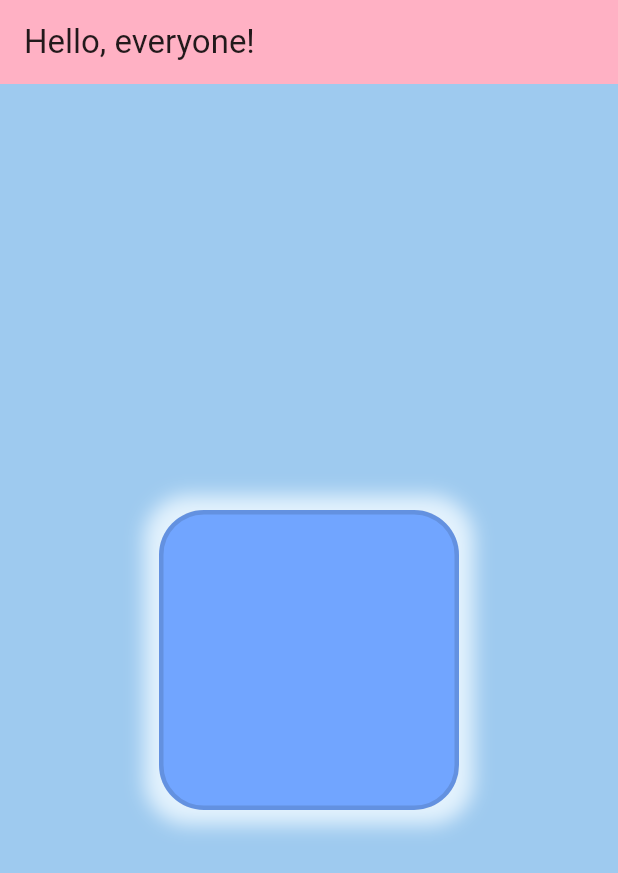
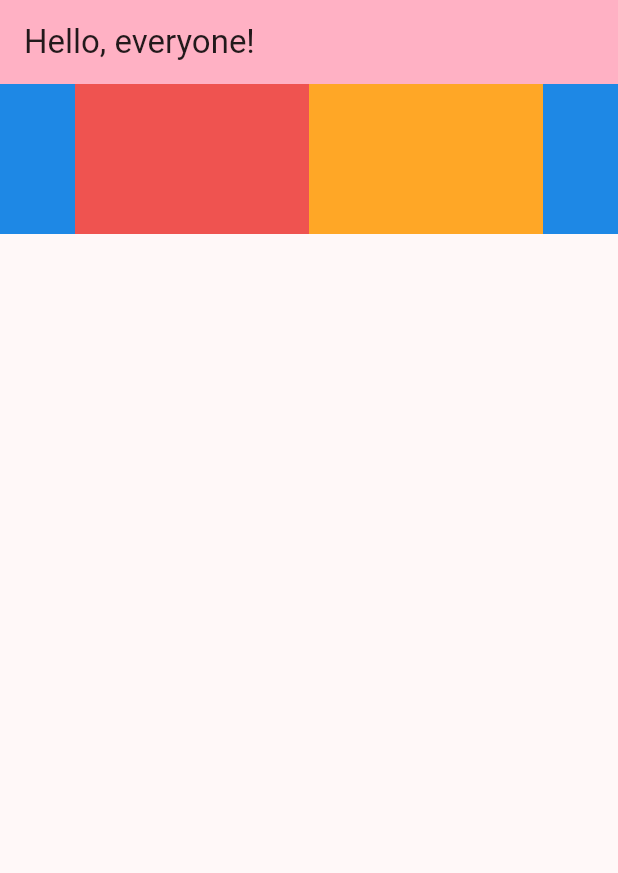
Before and after one commit to AM1T-44/Flutter-Learning, a Flutter app: the screen it shows after launch, on a phone screen of 412 x 824 dp. Shown: the top 873 px of the screen. Run offline on Flutter 3.47's test engine with Material 3 defaults, Android fonts, the phone set to English and light mode, and no system bars.

Commit message:
Expanded Widgets

```diff
--- a/flutter_learn/lib/main.dart
+++ b/flutter_learn/lib/main.dart
@@ -43,28 +43,36 @@ class _MyHomePageState extends State<MyHomePage> {
 
         // Decoration in Container
 
-        body: Container(
-            height: double.infinity,
-            width: double.infinity,
-            color: const Color.fromARGB(255, 158, 202, 239),
-            child: Center(
+        body: Row(
+          //mainAxisAlignment: MainAxisAlignment.center,
+          children: [
+            Container(
+              width: 50,
+              height: 100,
+              color: Colors.blue.shade600,
+            ),
+            Expanded(
+              //flex: 2,
               child: Container(
-                width: 200,
-                height: 200,
-                // decoration
-                decoration: BoxDecoration(
-                  color: const Color.fromARGB(255, 113, 165, 255),
-                  borderRadius: BorderRadius.all(Radius.circular(30)),
-                  border: Border.all(width: 3, color: Colors.black12),
-                  boxShadow: [
-                    BoxShadow(
-                        blurRadius: 10,
-                        spreadRadius: 10,
-                        color: Colors.blue.shade50)
-                  ],
-                  //shape: BoxShape.circle
-                ),
+                width: 50,
+                height: 100,
+                color: Colors.red.shade400,
               ),
-            )));
+            ),
+            Expanded(
+              //flex: 4,
+              child: Container(
+                width: 50,
+                height: 100,
+                color: Colors.orange.shade400,
+              ),
+            ),
+            Container(
+              width: 50,
+              height: 100,
+              color: Colors.blue.shade600,
+            ),
+          ],
+        ));
   }
 }
```
